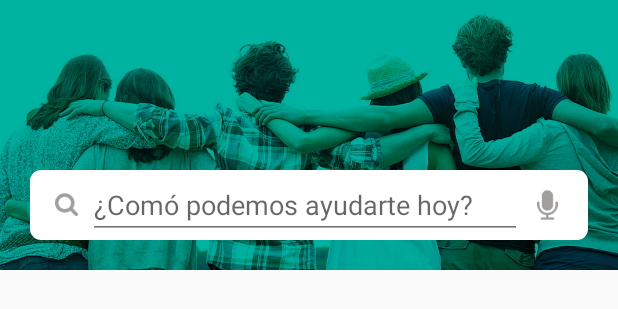
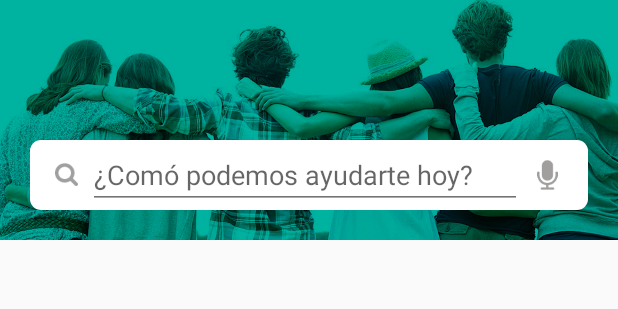
Before and after one commit to chilangolabs/Buddies-App, an Android app: the layout fragment_home.xml on its own in the app's theme, with its tools: preview values and no code run, on a phone screen of 412 x 824 dp. Shown: the top 309 px of the screen. Run offline under Robolectric (Android 15) with nearby library versions, the phone set to English and light mode, and no system bars; network calls fail.

Commit message:
add fonts

```diff
--- a/Buddis/app/src/main/java/com/chilangolabs/buddis/OwnElements/TextBuddis.java
+++ b/Buddis/app/src/main/java/com/chilangolabs/buddis/OwnElements/TextBuddis.java
@@ -28,8 +28,8 @@ public class TextBuddis extends TextView {
     }
 
     private void initStyle() {
-//        tf = Typeface.createFromAsset(getContext().getAssets(), "fonts/myriad.OTF");
-//        this.setTypeface(tf);
+        tf = Typeface.createFromAsset(getContext().getAssets(), "fonts/Roboto-Regular.ttf");
+        this.setTypeface(tf);
     }
 
 }
--- a/Buddis/app/src/main/res/layout/fragment_home.xml
+++ b/Buddis/app/src/main/res/layout/fragment_home.xml
@@ -18,7 +18,7 @@
 
         <RelativeLayout
             android:layout_width="match_parent"
-            android:layout_height="180dp"
+            android:layout_height="160dp"
             android:orientation="vertical">
 
             <ImageView
--- a/Buddis/app/src/main/res/layout/item_list_home.xml
+++ b/Buddis/app/src/main/res/layout/item_list_home.xml
@@ -35,7 +35,8 @@
 
     <HorizontalScrollView
         android:layout_width="match_parent"
-        android:layout_height="match_parent">
+        android:layout_height="match_parent"
+        android:scrollbars="none">
 
         <LinearLayout
             android:id="@+id/content_profesionals"
```
Also changed, not shown: Buddis/app/src/main/java/com/chilangolabs/buddis/Adapters/AdapterListHome.java (+8 -1 lines), Buddis/app/src/main/assets/fonts/FontAwesome.otf (added), Buddis/app/src/main/assets/fonts/MuseoSans_500.otf (added), Buddis/app/src/main/assets/fonts/Roboto-Regular.ttf (added).
